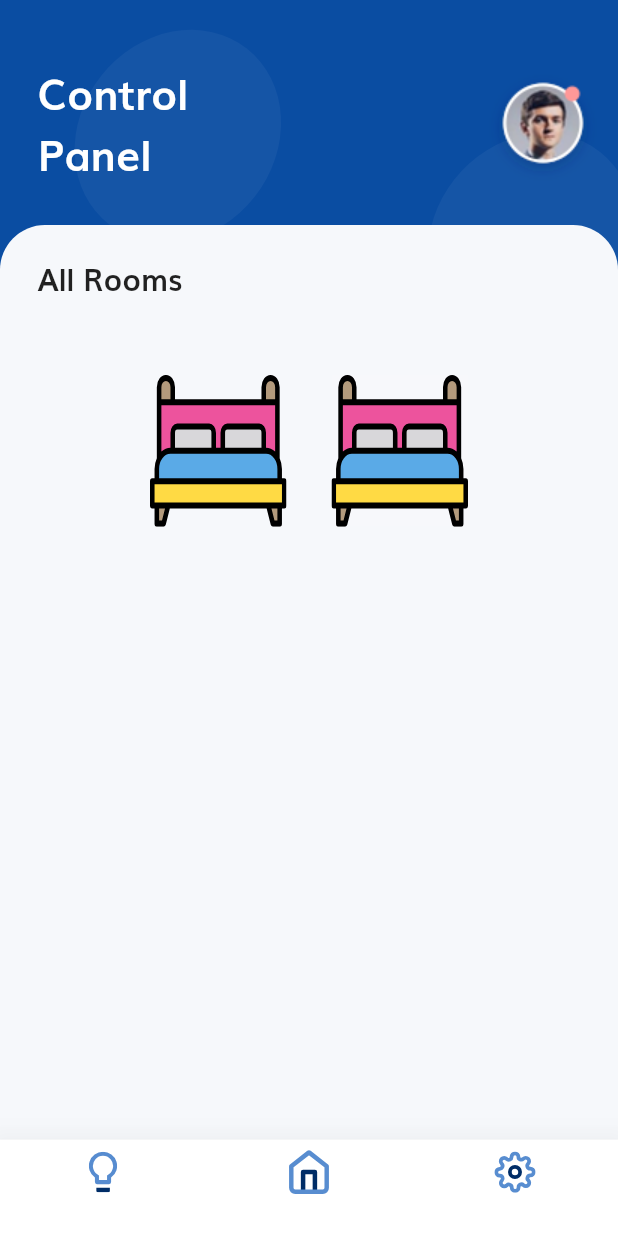
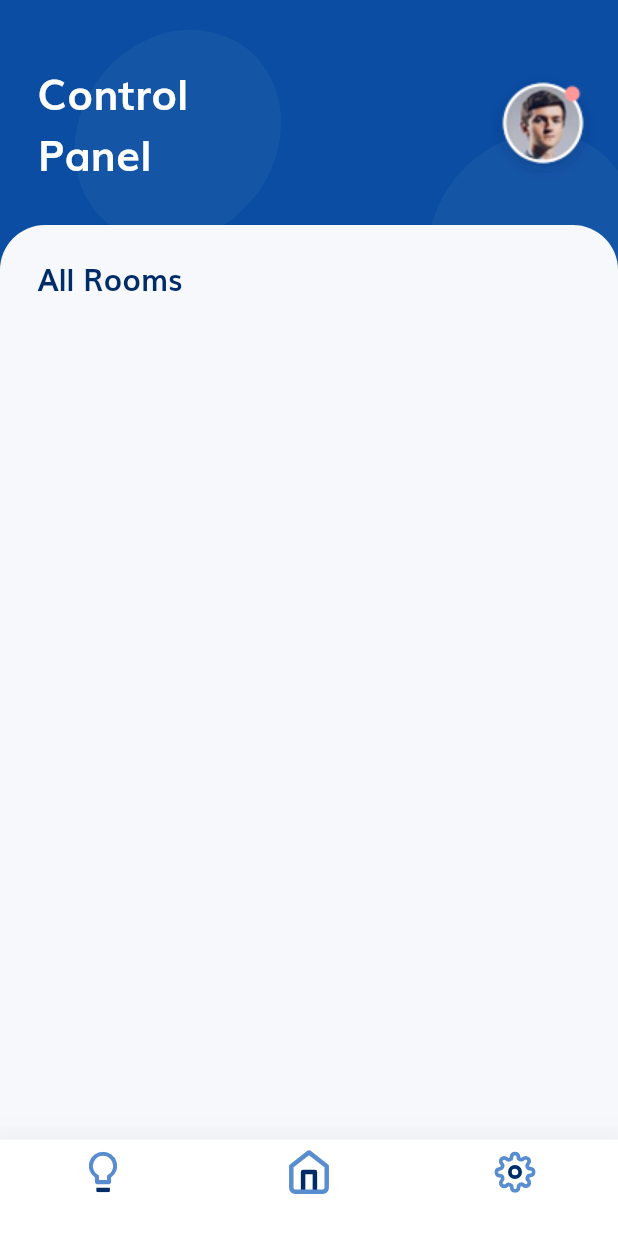
Before and after one commit to CodeSadhu/FolkDev-Assignment, a Flutter app: the screen it shows after launch, on a phone screen of 412 x 824 dp. Shown: the top 1233 px of the screen. Run offline on Flutter 3.47's test engine with Material 2 defaults, Android fonts, the phone set to English and light mode, and no system bars; our stand-ins replace flutter_svg.

Commit message:
Setting up homepage gridview

```diff
--- a/lib/screens/home_page.dart
+++ b/lib/screens/home_page.dart
@@ -64,38 +64,18 @@ class HomePage extends StatelessWidget {
                   top: 20.0,
                   left: 25.0,
                   child: Text(
-                    'All Rooms', style: TextStyle(fontSize: 20.0, fontWeight: FontWeight.bold)
+                    'All Rooms', style: TextStyle(fontSize: 20.0, fontWeight: FontWeight.bold, color: darkBlueTheme)
                   ),
                 ),
-                Positioned(
-                  child: GridView(
-                    padding: EdgeInsets.all(100.0),
-                    gridDelegate: SliverGridDelegateWithFixedCrossAxisCount(
-                      crossAxisCount: 2,
-                      childAspectRatio: 0.9,
-                      // mainAxisExtent: 50.0,
-                      crossAxisSpacing: 30.0,
-                      mainAxisSpacing: 5.0,
-                    ),
-                    children: [
-                      Container(
-                        height: 20.0,
-                        child: SvgPicture.asset(
-                          'assets/bed.svg',
-                          fit: BoxFit.fill,
-                        ),
-                      ),
-                      Container(
-                        height: 20.0,
-                        color: Color(0xFFFFFFF),
-                        child: SvgPicture.asset(
-                          'assets/bed.svg',
-                          fit: BoxFit.fill,
-                        ),
-                      ),
-                    ],
+                GridView.builder(
+                  gridDelegate: SliverGridDelegateWithFixedCrossAxisCount(
+                    childAspectRatio: 0.9,
+                    crossAxisCount: 2
                   ),
-                ),
+                  itemBuilder: (context, index) {
+
+                  }
+                )
               ],
             ),
           ),
```
Also changed, not shown: lib/common_widgets.dart (+48 -0 lines).
